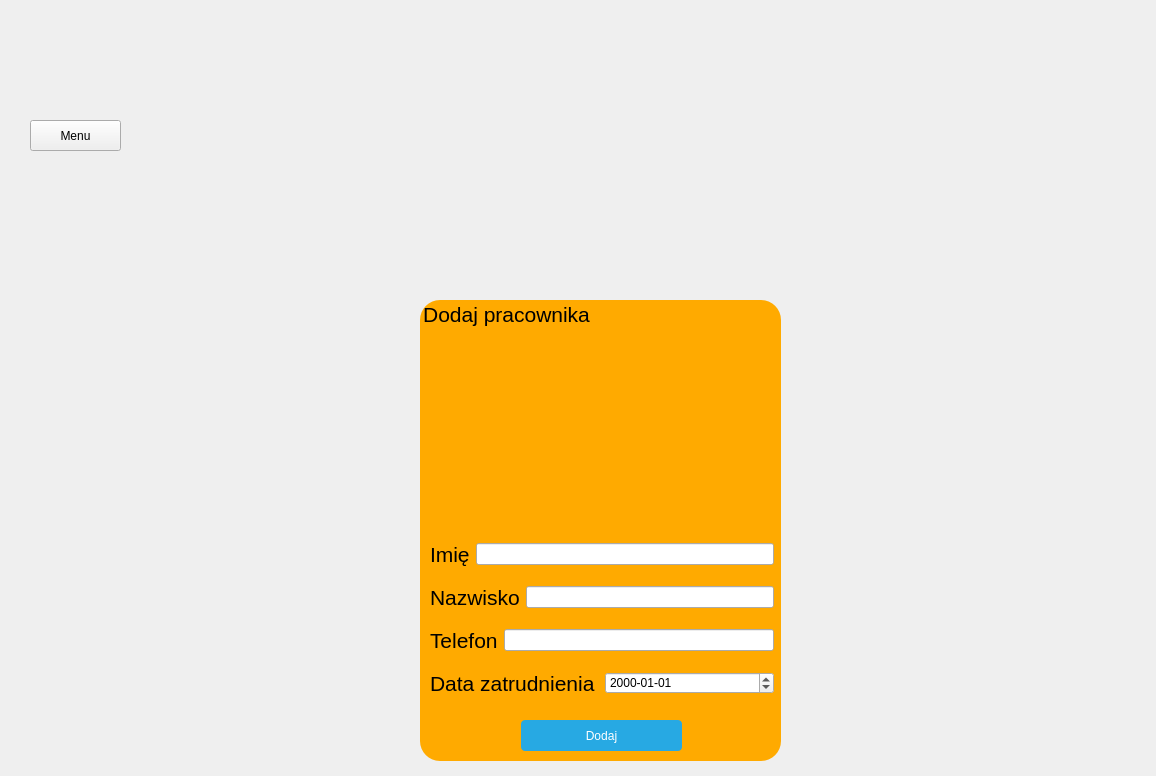
Qt form regworktime.ui (Vicx95/regworktime) before a commit.
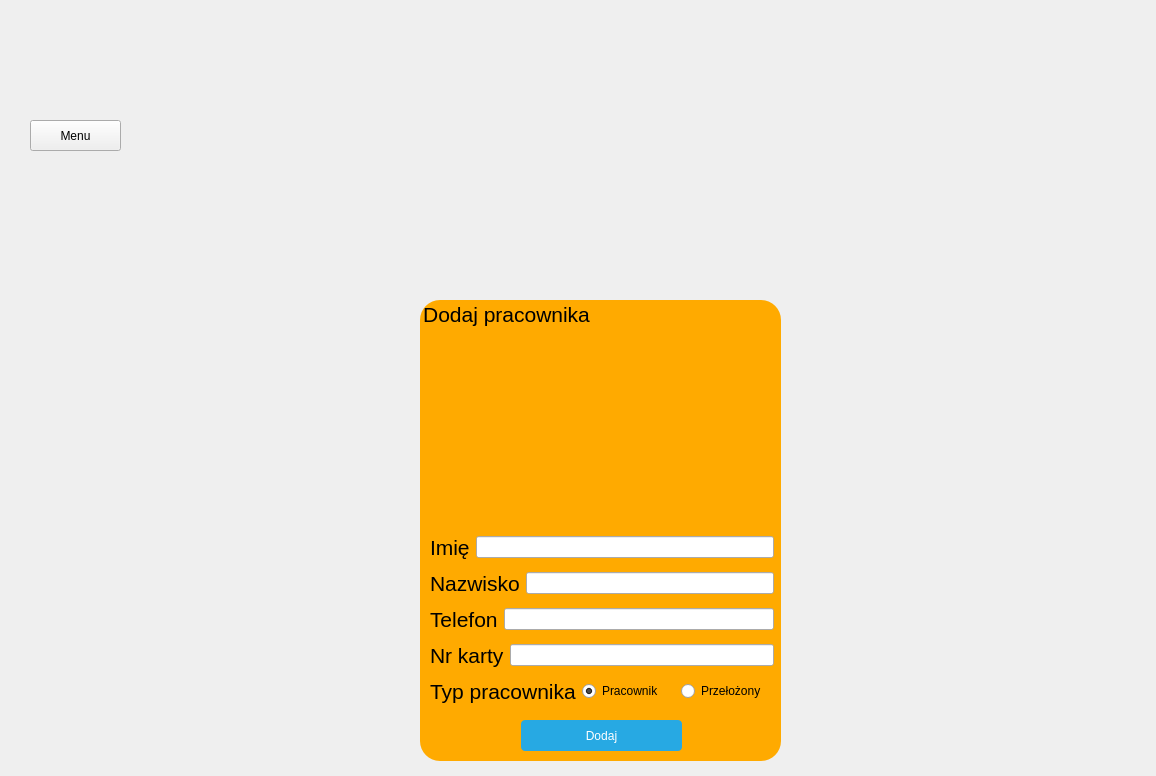
The same form after that commit. The open tabs and pages were chosen to show the change. Icons and pictures are not drawn.

```diff
--- a/regworktime.ui
+++ b/regworktime.ui
@@ -442,14 +442,46 @@
             </font>
            </property>
            <property name="text">
-            <string>Data zatrudnienia</string>
+            <string>Nr karty</string>
            </property>
           </widget>
          </item>
          <item>
-          <widget class="QDateEdit" name="fieldDate">
-           <property name="displayFormat">
-            <string>yyyy-MM-dd</string>
+          <widget class="QLineEdit" name="fieldCardID"/>
+         </item>
+        </layout>
+       </item>
+       <item>
+        <layout class="QHBoxLayout" name="horizontalLayout_19">
+         <item>
+          <widget class="QLabel" name="labelEmployeeType">
+           <property name="font">
+            <font>
+             <pointsize>16</pointsize>
+            </font>
+           </property>
+           <property name="text">
+            <string>Typ pracownika</string>
+           </property>
+          </widget>
+         </item>
+         <item>
+          <widget class="QRadioButton" name="radioButtonEmployee">
+           <property name="text">
+            <string>Pracownik</string>
+           </property>
+           <property name="checked">
+            <bool>true</bool>
+           </property>
+          </widget>
+         </item>
+         <item>
+          <widget class="QRadioButton" name="radioButtonSuperior">
+           <property name="text">
+            <string>Przełożony</string>
+           </property>
+           <property name="checked">
+            <bool>false</bool>
            </property>
           </widget>
          </item>
```
Left out of the diff: 68 changed lines with no effect on the pictures.
